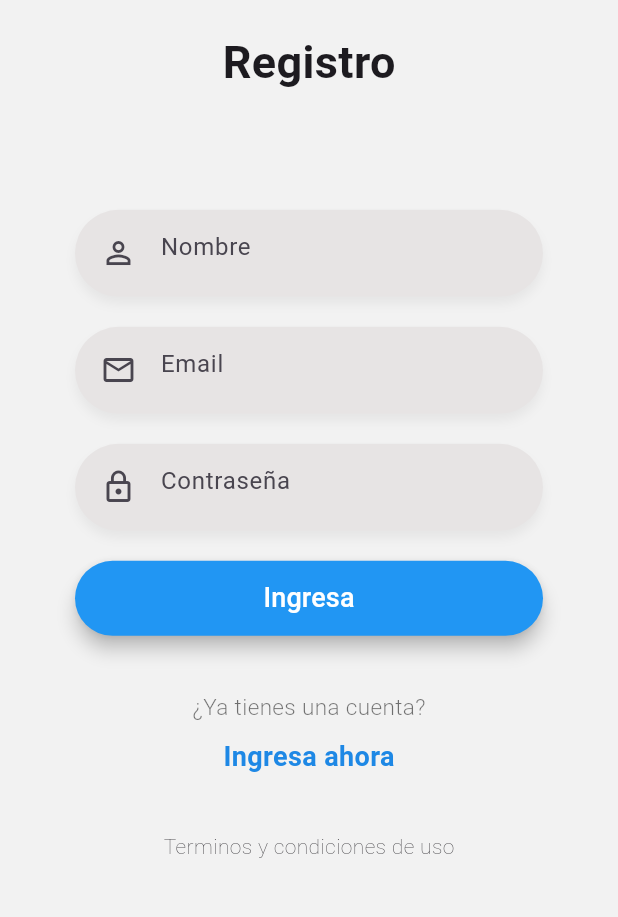
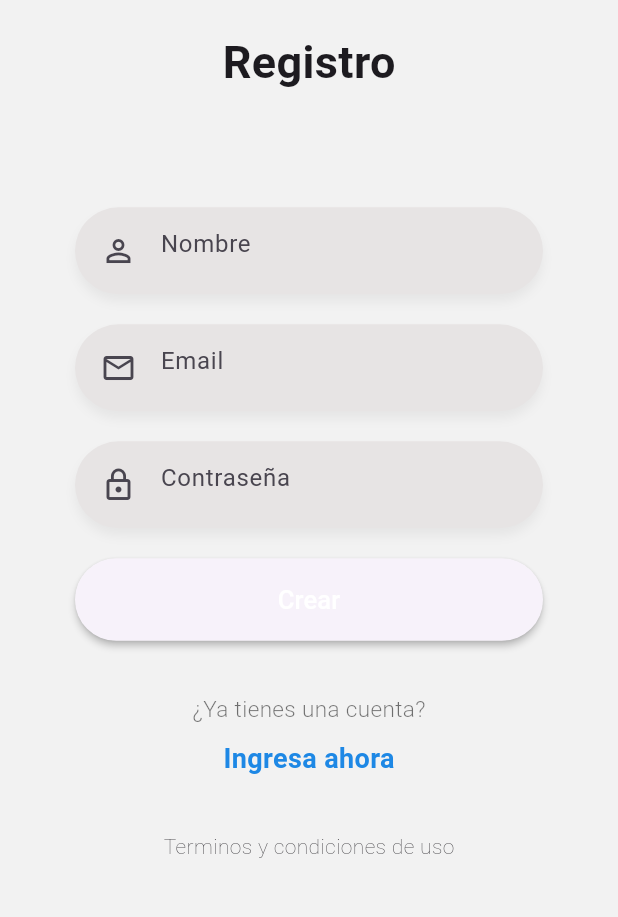
Before and after one commit to gavasquez/flutter-chat, a Flutter app: the RegisterPage screen opened by its route, on a phone screen of 412 x 824 dp, the part 251-1168 px from its top. Run offline on Flutter 3.47's test engine with Material 3 defaults, Android fonts, the phone set to English and light mode, and no system bars; our stand-ins replace flutter_secure_storage, pull_to_refresh; accounts and stored records are empty; network calls fail.

Commit message:
Fin de la seccion 9

```diff
--- /dev/null
+++ b/lib/global/environment.dart
@@ -0,0 +1,10 @@
+import 'dart:io';
+
+class Enviroment {
+  // Rest
+  static String apiUrl =
+      Platform.isAndroid ? "10.0.2.2:3000" : "localhost:3000";
+  // Socket
+  static String sockteUrl =
+      Platform.isAndroid ? "http://10.0.2.2:3000" : "http://localhost:3000";
+}
--- a/lib/models/usuario.dart
+++ b/lib/models/usuario.dart
@@ -1,13 +1,37 @@
+// To parse this JSON data, do
+//
+//     final usuario = usuarioFromJson(jsonString);
+
+import 'dart:convert';
+
+Usuario usuarioFromJson(String str) => Usuario.fromJson(json.decode(str));
+
+String usuarioToJson(Usuario data) => json.encode(data.toJson());
+
 class Usuario {
-  bool online;
-  String email;
-  String nombre;
-  String uid;
+  final String nombre;
+  final String email;
+  final bool online;
+  final String uid;
 
   Usuario({
+    required this.nombre,
+    required this.email,
     required this.online,
-    required this.email,
-    required this.nombre,
     required this.uid,
   });
+
+  factory Usuario.fromJson(Map<String, dynamic> json) => Usuario(
+        nombre: json["nombre"],
+        email: json["email"],
+        online: json["online"],
+        uid: json["uid"],
+      );
+
+  Map<String, dynamic> toJson() => {
+        "nombre": nombre,
+        "email": email,
+        "online": online,
+        "uid": uid,
+      };
 }
--- a/lib/pages/register_page.dart
+++ b/lib/pages/register_page.dart
@@ -1,5 +1,8 @@
+import 'package:chat/helpers/mostrar_alerta.dart';
+import 'package:chat/services/auth_service.dart';
 import 'package:chat/widgets/widgets.dart';
 import 'package:flutter/material.dart';
+import 'package:provider/provider.dart';
 
 class RegisterPage extends StatelessWidget {
   const RegisterPage({super.key});
@@ -50,6 +53,8 @@ class _FormState extends State<_Form> {
   final nameCtrl = TextEditingController();
   @override
   Widget build(BuildContext context) {
+    final authService = Provider.of<AuthService>(context);
+
     return Container(
       margin: const EdgeInsets.only(top: 40),
       padding: const EdgeInsets.symmetric(horizontal: 50),
@@ -79,10 +84,23 @@ class _FormState extends State<_Form> {
           ),
           //* crear boton
           BotonAzul(
-            text: 'Ingresa',
-            onPressed: () {
-              print({emailCtrl.text, passCtrl.text});
-            },
+            text: 'Crear',
+            onPressed: authService.autenticando
+                ? null
+                : () async {
+                    final registerOk = await authService.register(
+                        nombre: nameCtrl.text.trim(),
+                        email: emailCtrl.text.trim(),
+                        password: passCtrl.text.trim());
+                    if (registerOk == true) {
+                      //! Conectar al Socket server
+                      // ignore: use_build_context_synchronously
+                      Navigator.pushReplacementNamed(context, 'usuarios');
+                    } else {
+                      // ignore: use_build_context_synchronously
+                      mostrarAlerta(context, 'Registro incorrecto', registerOk);
+                    }
+                  },
           )
         ],
       ),
--- a/lib/widgets/boton_azul.dart
+++ b/lib/widgets/boton_azul.dart
@@ -3,25 +3,26 @@ import 'package:flutter/material.dart';
 class BotonAzul extends StatelessWidget {
   final String text;
   final VoidCallback? onPressed;
-  const BotonAzul({super.key, required this.text, this.onPressed});
+  const BotonAzul({Key? key, required this.text, required this.onPressed})
+      : super(key: key);
 
   @override
   Widget build(BuildContext context) {
     return ElevatedButton(
       style: ButtonStyle(
-          elevation: MaterialStateProperty.all(5),
-          backgroundColor: MaterialStateProperty.all<Color>(Colors.blue),
-          shape:
-              MaterialStateProperty.all<OutlinedBorder>(const StadiumBorder())),
+          elevation: MaterialStateProperty.all(2),
+          shape: MaterialStateProperty.all(const StadiumBorder())),
+      // elevation: 2,
+      // highlightElevation: 5,
+      // color: Colors.blue,
+      // shape: StadiumBorder(),
       onPressed: onPressed,
       child: SizedBox(
         width: double.infinity,
-        height: 50,
+        height: 55,
         child: Center(
-          child: Text(
-            text,
-            style: const TextStyle(color: Colors.white, fontSize: 18),
-          ),
+          child: Text(text,
+              style: const TextStyle(color: Colors.white, fontSize: 17)),
         ),
       ),
     );
--- a/pubspec.yaml
+++ b/pubspec.yaml
@@ -36,6 +36,9 @@ dependencies:
   # Use with the CupertinoIcons class for iOS style icons.
   cupertino_icons: ^1.0.2
   pull_to_refresh: ^2.0.0
+  provider: ^6.1.2
+  http: ^1.1.0
+  flutter_secure_storage: ^9.0.0
 
 dev_dependencies:
   flutter_test:
```
Also changed, not shown: lib/helpers/mostrar_alerta.dart (added, +36 -0 lines), lib/main.dart (+14 -5 lines), lib/models/login_response.dart (added, +36 -0 lines), lib/pages/loading_page.dart (+33 -1 lines), lib/pages/login_page.dart (+23 -3 lines), lib/pages/usuarios_page.dart (+14 -6 lines), lib/services/auth_service.dart (added, +112 -0 lines), pubspec.lock, 5 other files.
